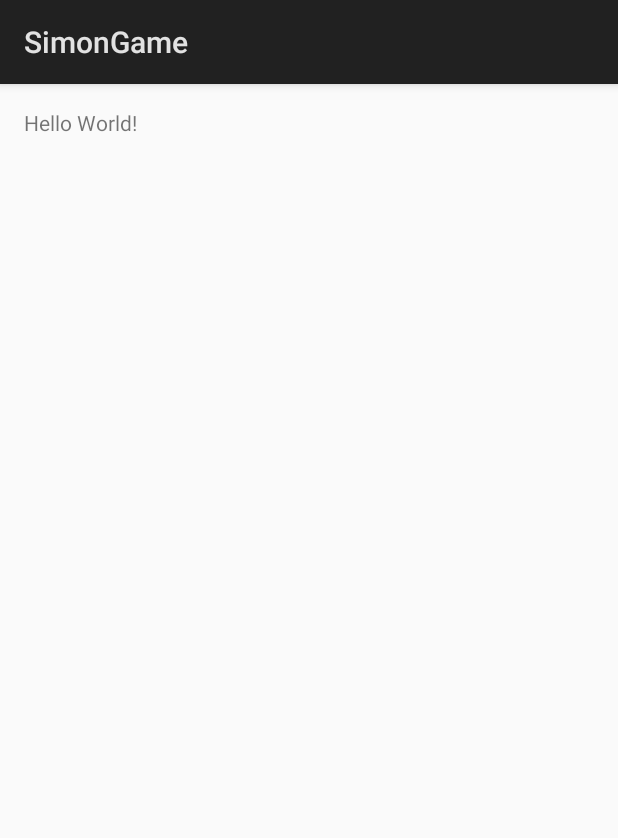
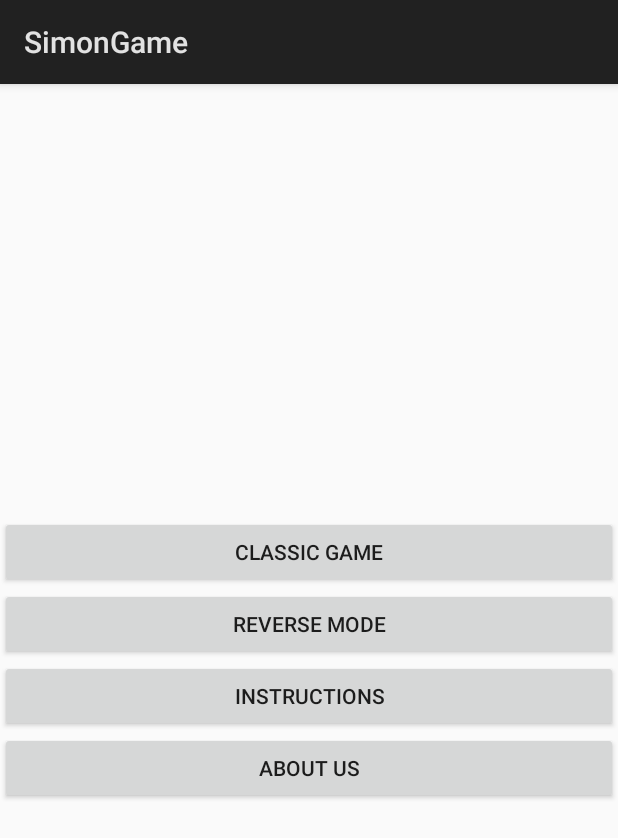
Before and after one commit to Jensderond/SimonTheGame, an Android app: the screen it shows after launch (MainActivity), on a phone screen of 412 x 824 dp. Shown: the top 838 px of the screen. Run offline under Robolectric (Android 15) with nearby library versions, the phone set to English and light mode, and no system bars.

Commit message:
Part of about us

```diff
--- a/SimonGame/app/src/main/AndroidManifest.xml
+++ b/SimonGame/app/src/main/AndroidManifest.xml
@@ -15,6 +15,8 @@
                 <category android:name="android.intent.category.LAUNCHER" />
             </intent-filter>
         </activity>
+        <activity android:name=".InstructionsActivity" >
+        </activity>
     </application>
 
 </manifest>
--- a/SimonGame/app/src/main/java/com/example/jensderond/simongame/MainActivity.java
+++ b/SimonGame/app/src/main/java/com/example/jensderond/simongame/MainActivity.java
@@ -4,18 +4,31 @@ import android.app.Activity;
 import android.content.Intent;
 import android.os.Bundle;
 import android.view.View;
+import android.widget.Button;
 
 public class MainActivity extends Activity {
+
+    Button instructionsButton, aboutusButton;
 
     @Override
     protected void onCreate(Bundle savedInstanceState) {
         super.onCreate(savedInstanceState);
-        setContentView(R.layout.activity_main);
-    }
+        setContentView(R.layout.activity_menu);
 
-    public void button_instructions_onClick(View view) {
-        Intent intent = new Intent(this, InstructionsActivity.class);
 
-        startActivity(intent);
+        aboutusButton = (Button) findViewById(R.id.button_about_us);
+        instructionsButton = (Button) findViewById(R.id.button_instructions);
+        instructionsButton.setOnClickListener(new View.OnClickListener() {
+            public void onClick(View v) {
+                Intent intent = new Intent(getApplicationContext(), InstructionsActivity.class);
+                startActivity(intent);
+            }
+        });
+        aboutusButton.setOnClickListener(new View.OnClickListener() {
+            public void onClick(View v) {
+                Intent intent = new Intent(getApplicationContext(), AboutusActivity.class);
+                startActivity(intent);
+            }
+        });
     }
 }
--- a/SimonGame/app/src/main/res/layout/activity_menu.xml
+++ b/SimonGame/app/src/main/res/layout/activity_menu.xml
@@ -22,8 +22,7 @@
         android:layout_height="wrap_content"
         android:text="Instructions"
         android:id="@+id/button_instructions"
-        android:layout_gravity="center"
-        android:onClick="button_instructions_onClick" />
+        android:layout_gravity="center" />
     <Button
         android:layout_width="match_parent"
         android:layout_height="wrap_content"
```
